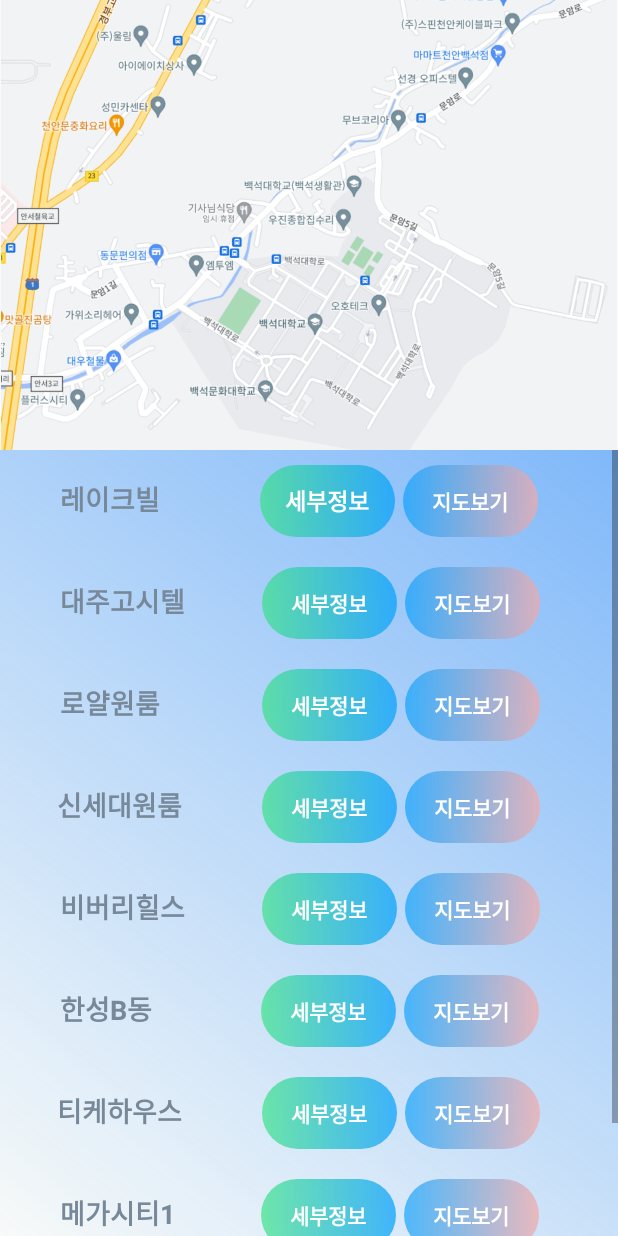
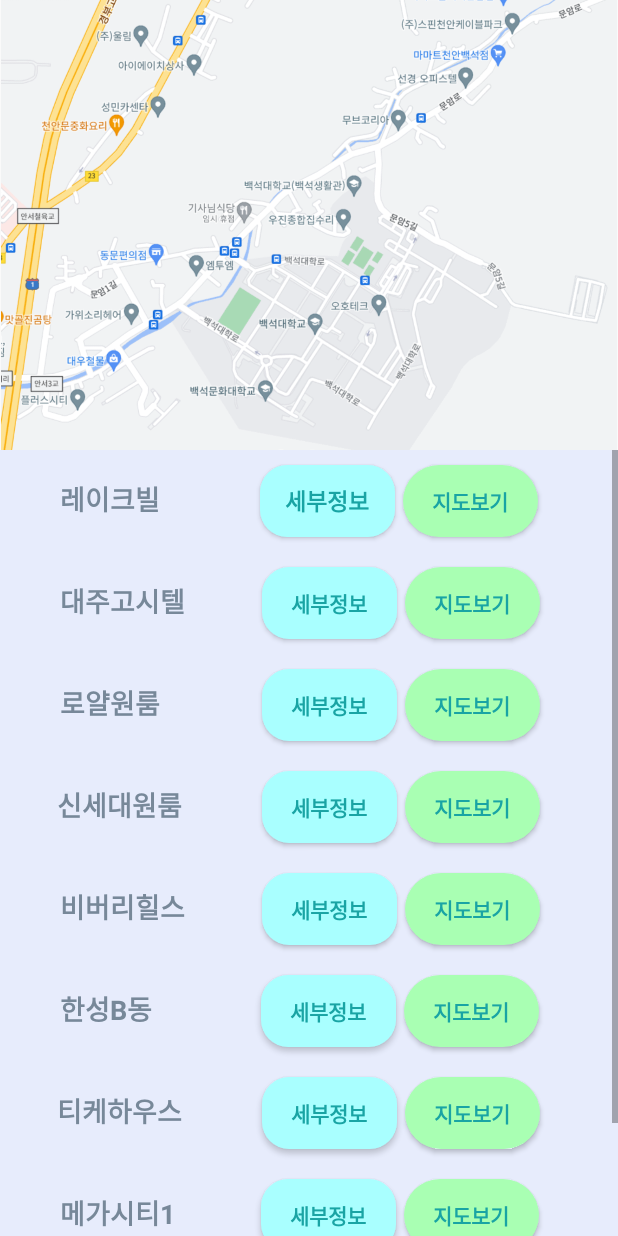
Before and after one commit to GedFlow/LoginTest_ver2, an Android app: the House screen opened directly, with no data from a screen before it, on a phone screen of 412 x 824 dp. Run offline under Robolectric (Android 15) with nearby library versions, the phone set to English and light mode, and no system bars.

Commit message:
디자인추가개선

```diff
--- a/app/src/main/res/drawable/background_color2.xml
+++ b/app/src/main/res/drawable/background_color2.xml
@@ -1,7 +1,4 @@
 <?xml version="1.0" encoding="utf-8"?>
 <shape xmlns:android="http://schemas.android.com/apk/res/android">
-    <gradient
-        android:angle="90"
-        android:endColor="#a1c4fd"
-        android:startColor="#c2e9fb" />
+    <solid android:color="#94B1c4fd"/>
 </shape>
--- a/app/src/main/res/drawable/background_color1.xml
+++ b/app/src/main/res/drawable/background_color3.xml
@@ -1,7 +1,7 @@
 <?xml version="1.0" encoding="utf-8"?>
 <shape xmlns:android="http://schemas.android.com/apk/res/android">
     <gradient
-        android:angle="45"
-        android:endColor="#A43c94F9"
-        android:startColor="#0451f195" />
+        android:angle="90"
+        android:startColor="#943cB4E9"
+        android:endColor="#2453F195" />
 </shape>
--- a/app/src/main/res/drawable/button_style1.xml
+++ b/app/src/main/res/drawable/button_style1.xml
@@ -1,8 +1,5 @@
 <?xml version="1.0" encoding="utf-8"?>
 <shape xmlns:android="http://schemas.android.com/apk/res/android" android:shape="rectangle">
-    <gradient
-        android:startColor="#A933E280"
-        android:endColor="#B3009EFD"
-        android:type="linear"/>
+    <solid android:color="#FFA9FFB3"/>
     <corners android:radius="50dp"/>
 </shape>
--- a/app/src/main/res/layout/activity_house.xml
+++ b/app/src/main/res/layout/activity_house.xml
@@ -24,7 +24,7 @@
         android:layout_gravity="center"
         android:layout_marginTop="0dp"
         android:id="@+id/scrollView"
-        android:background="@drawable/background_color1">
+        android:background="#44B1c4fd">
         <LinearLayout
             android:layout_width="match_parent"
             android:layout_height="wrap_content"
@@ -53,8 +53,8 @@
                     android:layout_marginTop="10dp"
                     android:layout_marginBottom="10dp"
                     android:layout_marginLeft="20dp"
-                    android:background="@drawable/button_style1"
-                    android:textColor="#FFFFFF"
+                    android:background="@drawable/button_style3"
+                    android:textColor="#19A4A4"
                     android:onClick="button1Click"
                     android:textSize="15dp"
                     android:textStyle="bold"
@@ -66,8 +66,8 @@
                     android:layout_marginRight="20dp"
                     android:layout_marginTop="10dp"
                     android:layout_marginBottom="10dp"
-                    android:background="@drawable/button_style2"
-                    android:textColor="#FFFFFF"
+                    android:background="@drawable/button_style1"
+                    android:textColor="#19A4A4"
                     android:textStyle="bold"
                     android:onClick="button1mapClick"
                     android:text="지도보기" />
@@ -95,8 +95,8 @@
                     android:layout_marginTop="10dp"
                     android:layout_marginBottom="10dp"
                     android:layout_marginLeft="20dp"
-                    android:background="@drawable/button_style1"
-                    android:textColor="#FFFFFF"
+                    android:background="@drawable/button_style3"
+                    android:textColor="#19A4A4"
                     android:textStyle="bold"
                     android:onClick="button2Click"
                     android:text="세부정보" />
@@ -107,8 +107,8 @@
                     android:layout_marginRight="20dp"
                     android:layout_marginTop="10dp"
                     android:layout_marginBottom="10dp"
-                    android:background="@drawable/button_style2"
-                    android:textColor="#FFFFFF"
+                    android:background="@drawable/button_style1"
+                    android:textColor="#19A4A4"
                     android:textStyle="bold"
                     android:onClick="button2mapClick"
                     android:text="지도보기" />
@@ -136,8 +136,8 @@
                     android:layout_marginTop="10dp"
                     android:layout_marginBottom="10dp"
                     android:layout_marginLeft="20dp"
-                    android:background="@drawable/button_style1"
-                    android:textColor="#FFFFFF"
+                    android:background="@drawable/button_style3"
+                    android:textColor="#19A4A4"
                     android:textStyle="bold"
                     android:onClick="button3Click"
                     android:text="세부정보" />
@@ -148,8 +148,8 @@
                     android:layout_marginRight="20dp"
                     android:layout_marginTop="10dp"
                     android:layout_marginBottom="10dp"
-                    android:background="@drawable/button_style2"
-                    android:textColor="#FFFFFF"
+                    android:background="@drawable/button_style1"
+                    android:textColor="#19A4A4"
                     android:textStyle="bold"
                     android:onClick="button3mapClick"
                     android:text="지도보기" />
@@ -179,8 +179,8 @@
                     android:layout_marginTop="10dp"
                     android:layout_marginRight="5dp"
                     android:layout_marginBottom="10dp"
-                    android:background="@drawable/button_style1"
-                    android:textColor="#FFFFFF"
+                    android:background="@drawable/button_style3"
+                    android:textColor="#19A4A4"
                     android:textStyle="bold"
                     android:onClick="button4Click"
                     android:text="세부정보" />
@@ -192,8 +192,8 @@
                     android:layout_marginTop="10dp"
                     android:layout_marginRight="20dp"
                     android:layout_marginBottom="10dp"
-                    android:background="@drawable/button_style2"
-                    android:textColor="#FFFFFF"
+                    android:background="@drawable/button_style1"
+                    android:textColor="#19A4A4"
                     android:textStyle="bold"
                     android:onClick="button4mapClick"
                     android:text="지도보기" />
@@ -202,42 +202,45 @@
             <LinearLayout
                 android:layout_width="match_parent"
                 android:layout_height="wrap_content">
+
                 <TextView
                     android:layout_width="wrap_content"
                     android:layout_height="wrap_content"
+                    android:layout_marginLeft="40dp"
+                    android:layout_marginTop="10dp"
                     android:layout_marginRight="31dp"
-                    android:layout_marginTop="10dp"
                     android:layout_marginBottom="10dp"
-                    android:layout_marginLeft="40dp"
                     android:text="비버리힐스"
+                    android:textColor="#FF778899"
                     android:textSize="18dp"
-                    android:textColor="#FF778899"
-                    android:textStyle="bold"/>
+                    android:textStyle="bold" />
+
                 <Button
                     android:id="@+id/room5button"
                     android:layout_width="90dp"
                     android:layout_height="wrap_content"
+                    android:layout_marginLeft="20dp"
+                    android:layout_marginTop="10dp"
                     android:layout_marginRight="5dp"
-                    android:layout_marginTop="10dp"
                     android:layout_marginBottom="10dp"
-                    android:layout_marginLeft="20dp"
-                    android:background="@drawable/button_style1"
-                    android:textColor="#FFFFFF"
-                    android:textStyle="bold"
+                    android:background="@drawable/button_style3"
                     android:onClick="button5Click"
-                    android:text="세부정보" />
+                    android:text="세부정보"
+                    android:textColor="#19A4A4"
+                    android:textStyle="bold" />
+
                 <Button
                     android:id="@+id/room5mapbutton"
                     android:layout_width="90dp"
                     android:layout_height="wrap_content"
+                    android:layout_marginTop="10dp"
                     android:layout_marginRight="20dp"
-                    android:layout_marginTop="10dp"
                     android:layout_marginBottom="10dp"
-                    android:background="@drawable/button_style2"
-                    android:textColor="#FFFFFF"
-                    android:textStyle="bold"
+                    android:background="@drawable/button_style1"
                     android:onClick="button5mapClick"
-                    android:text="지도보기" />
+                    android:text="지도보기"
+                    android:textColor="#19A4A4"
+                    android:textStyle="bold" />
             </LinearLayout>
 
             <LinearLayout
@@ -262,8 +265,8 @@
                     android:layout_marginTop="10dp"
                     android:layout_marginBottom="10dp"
                     android:layout_marginLeft="20dp"
-                    android:background="@drawable/button_style1"
-                    android:textColor="#FFFFFF"
+                    android:background="@drawable/button_style3"
+                    android:textColor="#19A4A4"
                     android:textStyle="bold"
                     android:onClick="button6Click"
                     android:text="세부정보" />
@@ -274,8 +277,8 @@
                     android:layout_marginRight="20dp"
                     android:layout_marginTop="10dp"
                     android:layout_marginBottom="10dp"
-                    android:background="@drawable/button_style2"
-                    android:textColor="#FFFFFF"
+                    android:background="@drawable/button_style1"
+                    android:textColor="#19A4A4"
                     android:textStyle="bold"
                     android:onClick="button6mapClick"
                     android:text="지도보기" />
@@ -305,8 +308,8 @@
                     android:layout_marginTop="10dp"
                     android:layout_marginRight="5dp"
                     android:layout_marginBottom="10dp"
-                    android:background="@drawable/button_style1"
-                    android:textColor="#FFFFFF"
+                    android:background="@drawable/button_style3"
+                    android:textColor="#19A4A4"
                     android:textStyle="bold"
                     android:onClick="button7Click"
                     android:text="세부정보" />
@@ -318,8 +321,8 @@
                     android:layout_marginTop="10dp"
                     android:layout_marginRight="20dp"
                     android:layout_marginBottom="10dp"
-                    android:background="@drawable/button_style2"
-                    android:textColor="#FFFFFF"
+                    android:background="@drawable/button_style1"
+                    android:textColor="#19A4A4"
                     android:textStyle="bold"
                     android:onClick="button7mapClick"
                     android:text="지도보기" />
@@ -347,8 +350,8 @@
                     android:layout_marginTop="10dp"
                     android:layout_marginBottom="10dp"
                     android:layout_marginLeft="20dp"
-                    android:background="@drawable/button_style1"
-                    android:textColor="#FFFFFF"
+                    android:background="@drawable/button_style3"
+                    android:textColor="#19A4A4"
                     android:textStyle="bold"
                     android:onClick="button8Click"
                     android:text="세부정보" />
@@ -359,8 +362,8 @@
                     android:layout_marginRight="20dp"
                     android:layout_marginTop="10dp"
                     android:layout_marginBottom="10dp"
-                    android:background="@drawable/button_style2"
-                    android:textColor="#FFFFFF"
+                    android:background="@drawable/button_style1"
+                    android:textColor="#19A4A4"
                     android:textStyle="bold"
                     android:onClick="button8mapClick"
                     android:text="지도보기" />
@@ -388,8 +391,8 @@
                     android:layout_marginTop="10dp"
                     android:layout_marginBottom="10dp"
                     android:layout_marginLeft="20dp"
-                    android:background="@drawable/button_style1"
-                    android:textColor="#FFFFFF"
+                    android:background="@drawable/button_style3"
+                    android:textColor="#19A4A4"
                     android:textStyle="bold"
                     android:onClick="button9Click"
                     android:text="세부정보" />
@@ -400,8 +403,8 @@
                     android:layout_marginRight="20dp"
                     android:layout_marginTop="10dp"
                     android:layout_marginBottom="10dp"
-                    android:background="@drawable/button_style2"
-                    android:textColor="#FFFFFF"
+                    android:background="@drawable/button_style1"
+                    android:textColor="#19A4A4"
                     android:textStyle="bold"
                     android:onClick="button9mapClick"
                     android:text="지도보기" />
--- a/app/src/main/res/layout/activity_login.xml
+++ b/app/src/main/res/layout/activity_login.xml
@@ -5,7 +5,8 @@
     android:layout_width="match_parent"
     android:layout_height="match_parent"
     tools:context=".LoginActivity"
-    android:orientation="vertical">
+    android:orientation="vertical"
+    android:background="@drawable/background_color3">
 
     <ImageView
         android:layout_width="130dp"
@@ -21,6 +22,7 @@
         android:layout_height="wrap_content"
         android:layout_gravity="center"
         android:text="백석대학교"
+        android:textColor="#E9808080"
         android:textSize="30dp"
         android:textStyle="bold"
         />
@@ -30,6 +32,7 @@
         android:layout_height="wrap_content"
         android:layout_gravity="center"
         android:text="BAEKSEOK UNIVERSITY"
+        android:textColor="#E9808080"
         android:textSize="13dp"
         android:textStyle="bold"
         />
@@ -68,7 +71,7 @@
         android:text="로그인"
         android:textSize="18dp"
         android:textColor="#FFFFFF"
-        android:backgroundTint="#00a0ff"
+        android:backgroundTint="#B800a0ff"
         />
 
     <Button
@@ -79,7 +82,7 @@
         android:text="회원가입"
         android:textSize="18dp"
         android:textColor="#FFFFFF"
-        android:backgroundTint="#808080"
+        android:backgroundTint="#A9808080"
         />
 
 </LinearLayout>
--- a/app/src/main/res/layout/activity_regist.xml
+++ b/app/src/main/res/layout/activity_regist.xml
@@ -212,7 +212,7 @@
         android:layout_marginTop="10dp"
         android:layout_marginBottom="10dp"
         android:onClick="onButton1Clicked"
-        android:backgroundTint="#3476FF"
+        android:backgroundTint="#993476F3"
         android:textSize="16dp"
         android:textStyle="bold"
         android:textColor="#FFFFFF"
@@ -226,7 +226,7 @@
         android:layout_gravity="center"
         android:layout_marginBottom="10dp"
         android:onClick="onButton2Clicked"
-        android:backgroundTint="#80000000"
+        android:backgroundTint="#50000000"
         android:textSize="16dp"
         android:textColor="#FFFFFF"
         android:id="@+id/cancel"
@@ -238,7 +238,7 @@
         android:text="뒤로가기"
         android:layout_gravity="center"
         android:onClick="onButton3Clicked"
-        android:backgroundTint="#40000000"
+        android:backgroundTint="#20000000"
         android:textSize="16dp"
         android:textColor="#FFFFFF"
         android:id="@+id/back"
```
Also changed, not shown: 1 other file.
